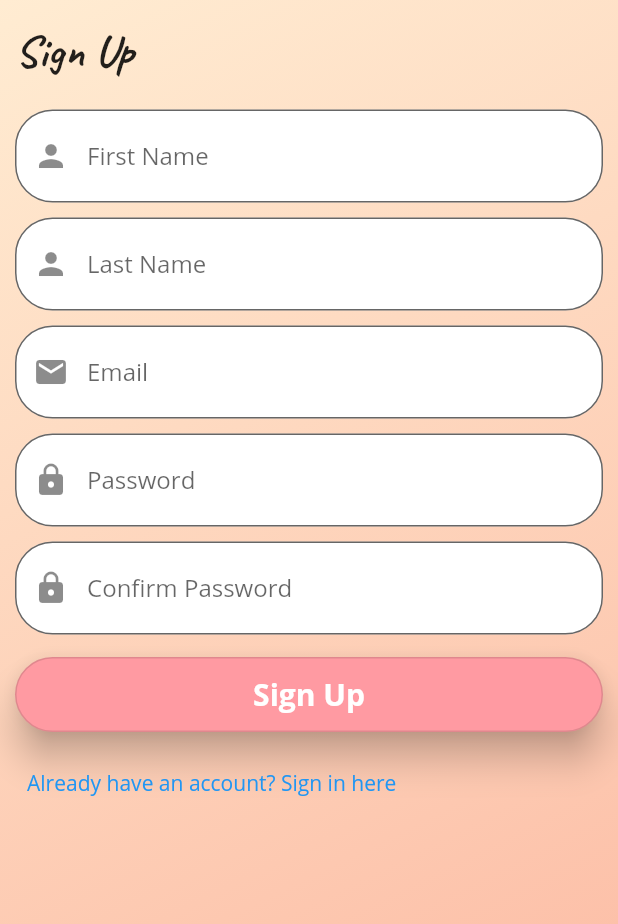
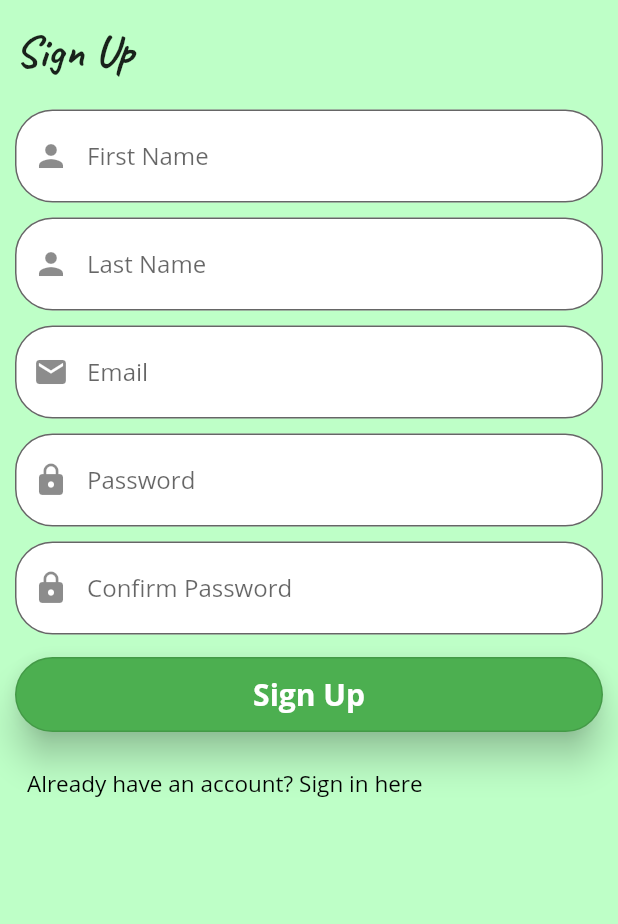
Before and after one commit to squach28/whats_the_tea, a Flutter app: the SignUpPage screen opened directly, on a phone screen of 412 x 824 dp. Shown: the top 924 px of the screen. Run offline on Flutter 3.47's test engine with Material 2 defaults, Android fonts, the phone set to English and light mode, and no system bars; our stand-ins replace cloud_firestore, firebase_auth, firebase_core, firebase_storage, image_picker, permission_handler; accounts and stored records are empty.

Commit message:
changed colors for sign in and sign up

```diff
--- a/lib/view/sign_up.dart
+++ b/lib/view/sign_up.dart
@@ -185,7 +185,6 @@ class SignUpPageState extends State<SignUpPage> {
         validateFields(firstName, lastName, email, password, confirmPassword);
     FocusManager.instance.primaryFocus.unfocus();
     if (result != SignUpResult.SUCCESS) {
-      print('oh no');
       showAlert(result);
       return false;
     } else {
@@ -206,15 +205,7 @@ class SignUpPageState extends State<SignUpPage> {
     return Scaffold(
         body: Stack(children: [
       Container(
-        decoration: BoxDecoration(
-          gradient: LinearGradient(
-              begin: Alignment.topLeft,
-              end: Alignment.bottomRight,
-              colors: [
-                Color.fromARGB(255, 255, 236, 210),
-                Color.fromARGB(255, 252, 182, 159)
-              ]),
-        ),
+        color: Theme.of(context).primaryColor,
       ),
       SingleChildScrollView(
           child: SafeArea(
@@ -238,8 +229,8 @@ class SignUpPageState extends State<SignUpPage> {
                 autovalidateMode: autoValidateMode,
                 child: Column(children: <Widget>[
                   Theme(
-                    data: Theme.of(context).copyWith(
-                        primaryColor: Color.fromARGB(255, 46, 25, 118)),
+                    data: Theme.of(context)
+                        .copyWith(primaryColor: Theme.of(context).accentColor),
                     child: TextFormField(
                       // first name text field
                       textCapitalization: TextCapitalization.sentences,
@@ -262,16 +253,15 @@ class SignUpPageState extends State<SignUpPage> {
                         focusedBorder: OutlineInputBorder(
                           borderRadius: BorderRadius.circular(25.0),
                           borderSide: BorderSide(
-                              color: Color.fromARGB(255, 46, 25, 118),
-                              width: 2.0),
+                              color: Theme.of(context).accentColor, width: 2.0),
                         ),
                       ),
                     ),
                   ),
                   SizedBox(height: 10.0),
                   Theme(
-                    data: Theme.of(context).copyWith(
-                        primaryColor: Color.fromARGB(255, 46, 25, 118)),
+                    data: Theme.of(context)
+                        .copyWith(primaryColor: Theme.of(context).accentColor),
                     child: TextFormField(
                       // last name text field
                       textCapitalization: TextCapitalization.sentences,
@@ -294,16 +284,15 @@ class SignUpPageState extends State<SignUpPage> {
                         focusedBorder: OutlineInputBorder(
                           borderRadius: BorderRadius.circular(25.0),
                           borderSide: BorderSide(
-                              color: Color.fromARGB(255, 46, 25, 118),
-                              width: 2.0),
+                              color: Theme.of(context).accentColor, width: 2.0),
                         ),
                       ),
                     ),
                   ),
                   SizedBox(height: 10.0),
                   Theme(
-                    data: Theme.of(context).copyWith(
-                        primaryColor: Color.fromARGB(255, 46, 25, 118)),
+                    data: Theme.of(context)
+                        .copyWith(primaryColor: Theme.of(context).accentColor),
                     child: TextFormField(
                       // email text field
                       controller: emailController,
@@ -328,16 +317,15 @@ class SignUpPageState extends State<SignUpPage> {
                         focusedBorder: OutlineInputBorder(
                           borderRadius: BorderRadius.circular(25.0),
                           borderSide: BorderSide(
-                              color: Color.fromARGB(255, 46, 25, 118),
-                              width: 2.0),
+                              color: Theme.of(context).accentColor, width: 2.0),
                         ),
                       ),
                     ),
                   ),
                   SizedBox(height: 10.0),
                   Theme(
-                    data: Theme.of(context).copyWith(
-                        primaryColor: Color.fromARGB(255, 46, 25, 118)),
+                    data: Theme.of(context)
+                        .copyWith(primaryColor: Theme.of(context).accentColor),
                     child: TextFormField(
                       // password text field
                       controller: passwordController,
@@ -362,8 +350,7 @@ class SignUpPageState extends State<SignUpPage> {
                         focusedBorder: OutlineInputBorder(
                           borderRadius: BorderRadius.circular(25.0),
                           borderSide: BorderSide(
-                              color: Color.fromARGB(255, 46, 25, 118),
-                              width: 2.0),
+                              color: Theme.of(context).accentColor, width: 2.0),
                         ),
                       ),
                       obscureText: true,
@@ -371,8 +358,8 @@ class SignUpPageState extends State<SignUpPage> {
                   ),
                   SizedBox(height: 10.0),
                   Theme(
-                    data: Theme.of(context).copyWith(
-                        primaryColor: Color.fromARGB(255, 46, 25, 118)),
+                    data: Theme.of(context)
+                        .copyWith(primaryColor: Theme.of(context).accentColor),
                     child: TextFormField(
                       // confirm password text field
                       controller: confirmPasswordController,
@@ -397,8 +384,7 @@ class SignUpPageState extends State<SignUpPage> {
                         focusedBorder: OutlineInputBorder(
                           borderRadius: BorderRadius.circular(25.0),
                           borderSide: BorderSide(
-                              color: Color.fromARGB(255, 46, 25, 118),
-                              width: 2.0),
+                              color: Theme.of(context).accentColor, width: 2.0),
                         ),
                       ),
                       obscureText: true,
@@ -420,7 +406,7 @@ class SignUpPageState extends State<SignUpPage> {
                         ),
                         style: ButtonStyle(
                           backgroundColor: MaterialStateProperty.all<Color>(
-                              Color.fromARGB(255, 255, 154, 162)),
+                              Theme.of(context).accentColor),
                           elevation: MaterialStateProperty.all<double>(10.0),
                           shape: MaterialStateProperty.all<OutlinedBorder>(
                               RoundedRectangleBorder(
@@ -448,7 +434,8 @@ class SignUpPageState extends State<SignUpPage> {
             SizedBox(height: 10.0),
             TextButton(
                 // button to navigate to sign up page TODO make it look pretty
-                child: Text("Already have an account? Sign in here"),
+                child: Text("Already have an account? Sign in here",
+                    style: TextStyle(fontSize: 15.0, color: Colors.black)),
                 onPressed: () {
                   Navigator.pop(this.context);
                 }),
```
Also changed, not shown: lib/view/sign_in.dart (+16 -22 lines).
